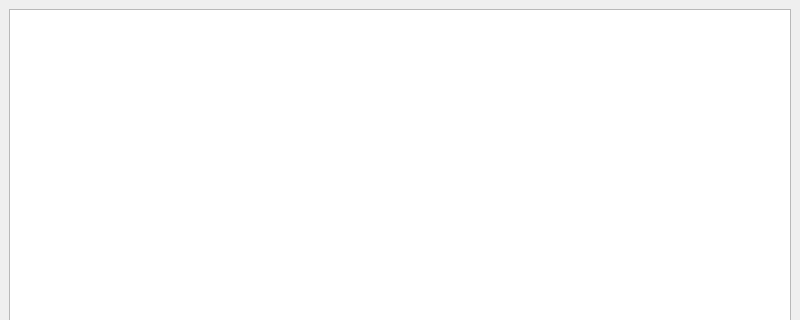
First picture: the form in mksPlanner/views/unitswindow.ui, repository diegowald/mksPlanner, before the edit; both pictures show x 0 to 800 and y 0 to 320 of the 800 by 600 pixel window.
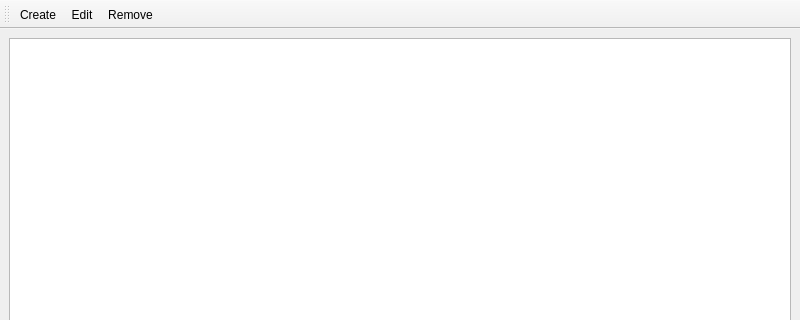
Second picture: the form after the edit.

Patch:
```diff
--- a/mksPlanner/views/unitswindow.ui
+++ b/mksPlanner/views/unitswindow.ui
@@ -38,6 +38,35 @@
    </property>
   </widget>
   <widget class="QStatusBar" name="statusbar"/>
+  <widget class="QToolBar" name="toolBar">
+   <property name="windowTitle">
+    <string>toolBar</string>
+   </property>
+   <attribute name="toolBarArea">
+    <enum>TopToolBarArea</enum>
+   </attribute>
+   <attribute name="toolBarBreak">
+    <bool>false</bool>
+   </attribute>
+   <addaction name="actionCreate"/>
+   <addaction name="actionEdit"/>
+   <addaction name="actionRemove"/>
+  </widget>
+  <action name="actionCreate">
+   <property name="text">
+    <string>Create</string>
+   </property>
+  </action>
+  <action name="actionEdit">
+   <property name="text">
+    <string>Edit</string>
+   </property>
+  </action>
+  <action name="actionRemove">
+   <property name="text">
+    <string>Remove</string>
+   </property>
+  </action>
  </widget>
  <resources/>
  <connections/>
```
